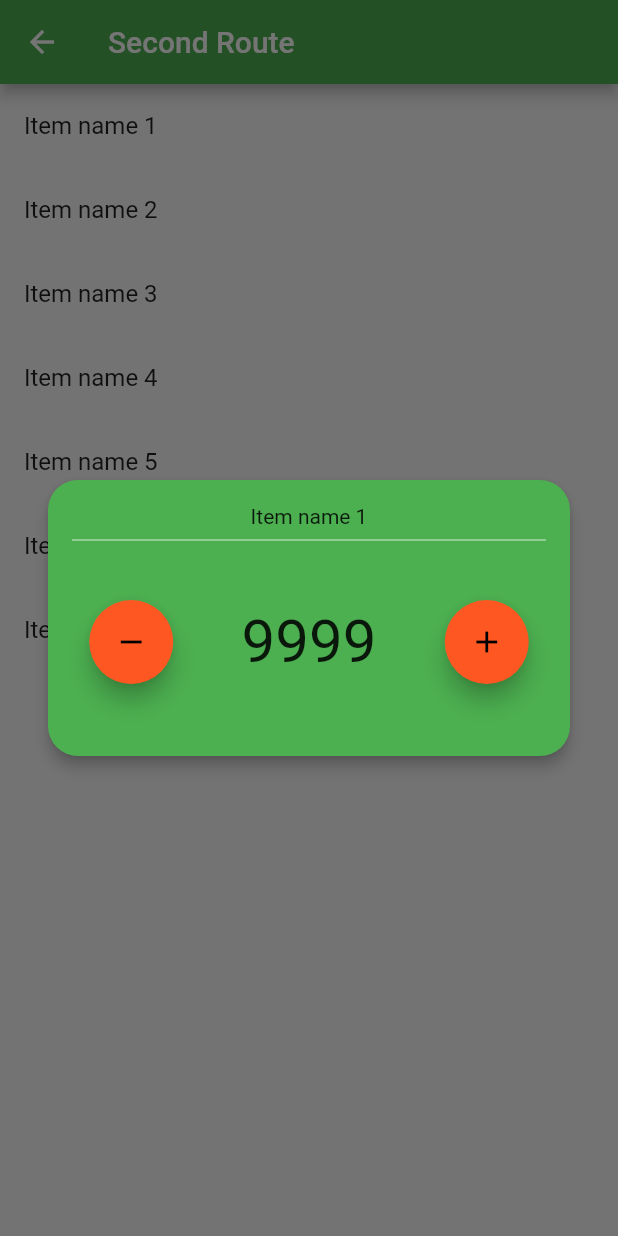
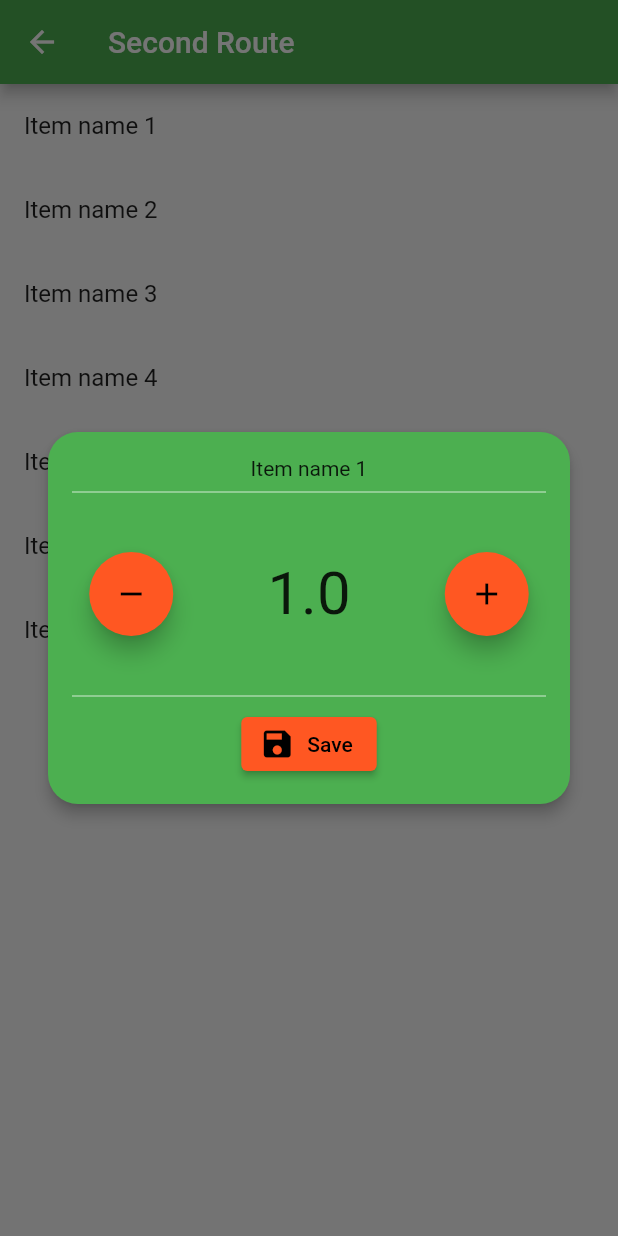
Before and after one commit to advaithhl/AHLGroceries, a Flutter app: the StorePage screen opened directly, after a tap on "Item name 1", on a phone screen of 412 x 824 dp. Run offline on Flutter 3.47's test engine with Material 2 defaults, Android fonts, the phone set to English and light mode, and no system bars.

Commit message:
Send quantity data back to main route

```diff
--- a/lib/popups.dart
+++ b/lib/popups.dart
@@ -14,7 +14,7 @@ class PopupCardRoute<T> extends PageRoute<T> {
   bool get opaque => false;
 
   @override
-  bool get barrierDismissible => true;
+  bool get barrierDismissible => false;
 
   @override
   Duration get transitionDuration => const Duration(milliseconds: 300);
@@ -51,6 +51,8 @@ class PopupCard extends StatefulWidget {
 }
 
 class _PopupCardState extends State<PopupCard> {
+  double itemQuantity = 1;
+
   @override
   Widget build(BuildContext context) {
     return Center(
@@ -84,7 +86,11 @@ class _PopupCardState extends State<PopupCard> {
                                 Icons.remove,
                                 color: Colors.black,
                               ),
-                              onPressed: () {},
+                              onPressed: () {
+                                setState(() {
+                                  itemQuantity--;
+                                });
+                              },
                               backgroundColor: Colors.deepOrange,
                             ),
                           ),
@@ -96,7 +102,7 @@ class _PopupCardState extends State<PopupCard> {
                               height: 100,
                               child: Center(
                                 child: Text(
-                                  '9999',
+                                  '$itemQuantity',
                                   style: TextStyle(
                                     fontSize: 40,
                                   ),
@@ -113,13 +119,30 @@ class _PopupCardState extends State<PopupCard> {
                                 Icons.add,
                                 color: Colors.black,
                               ),
-                              onPressed: () {},
+                              onPressed: () {
+                                setState(() {
+                                  itemQuantity++;
+                                });
+                              },
                               backgroundColor: Colors.deepOrange,
                             ),
                           ),
                         ],
                       ),
-                    )
+                    ),
+                    const Divider(
+                      color: Colors.white,
+                      thickness: 0.5,
+                    ),
+                    ElevatedButton.icon(
+                      onPressed: () => Navigator.of(context).pop(itemQuantity),
+                      icon: const Icon(Icons.save),
+                      label: const Text('Save'),
+                      style: ElevatedButton.styleFrom(
+                        primary: Colors.deepOrange,
+                        onPrimary: Colors.black,
+                      ),
+                    ),
                   ],
                 ),
               ),
--- a/lib/storepage.dart
+++ b/lib/storepage.dart
@@ -28,6 +28,21 @@ class _StorePageState extends State<StorePage> {
     });
   }
 
+  void _showPopupCardRoute(BuildContext context, int index) async {
+    var item = widget.myItems[index];
+    final double itemQuantity = await Navigator.of(context).push(
+      PopupCardRoute(
+        builder: (context) => PopupCard(
+          item: item,
+        ),
+      ),
+    );
+    final snackBar = SnackBar(content: Text('$item set to $itemQuantity'));
+    Scaffold.of(context)
+        ..removeCurrentSnackBar()
+        ..showSnackBar(snackBar);
+  }
+
   @override
   Widget build(BuildContext context) {
     return Scaffold(
@@ -46,13 +61,7 @@ class _StorePageState extends State<StorePage> {
                 key: ValueKey(item),
                 title: Text(item),
                 onTap: () {
-                  Navigator.of(context).push(
-                    PopupCardRoute(
-                      builder: (context) => PopupCard(
-                        item: item,
-                      ),
-                    ),
-                  );
+                  _showPopupCardRoute(context, index);
                 },
               ),
               onDismissed: (direction) {
```
